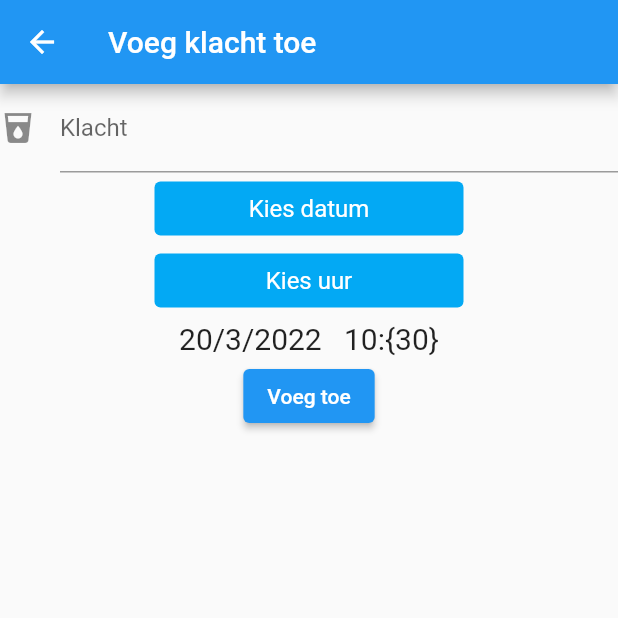
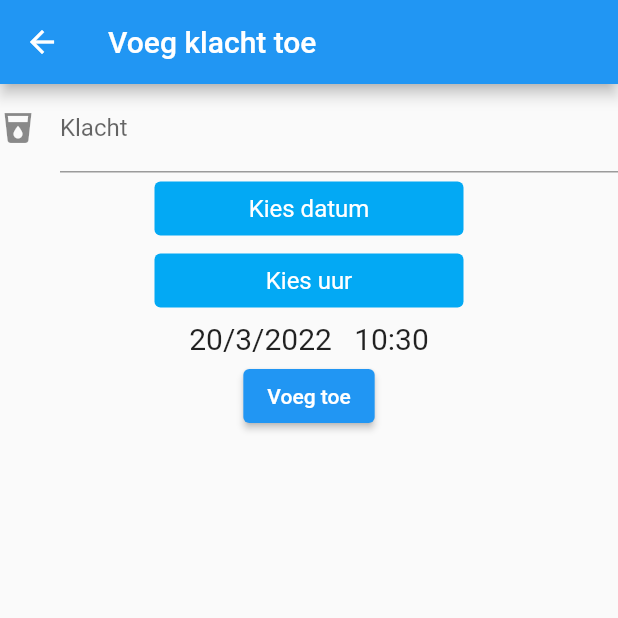
Before and after one commit to FreekSa/EvolutionLogger, a Flutter app: the screen it shows after launch, after a tap on the "add" icon, on a phone screen of 412 x 824 dp, the top half of it. Run offline on Flutter 3.47's test engine with Material 2 defaults, Android fonts, the phone set to English and light mode, and no system bars; our stand-ins replace flutter_slidable, sqflite; accounts and stored records are empty.

Commit message:
fixed small uit bug in AddLog

```diff
--- a/lib/main.dart
+++ b/lib/main.dart
@@ -267,9 +267,7 @@ class AddLog extends State<AddLogWidget> {
               Container(
                 margin: const EdgeInsets.all(3),
                 child: Text(
-                  "${pickedDate.day}/${pickedDate.month}/${pickedDate.year} \t ${pickedTime.hour}:${pickedTime.minute < 10 ? "0" + pickedTime.minute.toString() : {
-                      pickedTime.minute
-                    }}",
+                  "${pickedDate.day}/${pickedDate.month}/${pickedDate.year} \t ${pickedTime.hour}:${pickedTime.minute < 10 ? "0" + pickedTime.minute.toString() : pickedTime.minute}",
                   style: const TextStyle(fontSize: 20),
                 ),
               ),
```
Also changed, not shown: 7 other files.
